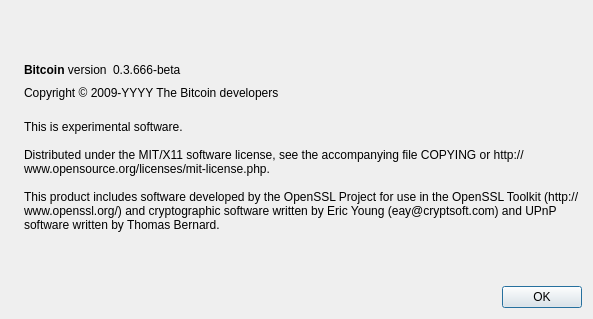
The window that src/qt/forms/aboutdialog.ui (domob1812/i0coin) describes before a commit, drawn with Qt 5.
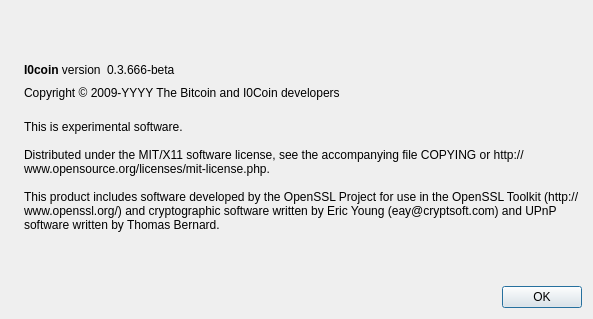
The same window after the commit. Icons and pictures are not drawn.

Commit message: more changes from Bitcoin -> I0coin

The edit to the form file:
```diff
--- a/src/qt/forms/aboutdialog.ui
+++ b/src/qt/forms/aboutdialog.ui
@@ -50,7 +50,7 @@
           <cursorShape>IBeamCursor</cursorShape>
          </property>
          <property name="text">
-          <string>&lt;b&gt;Bitcoin&lt;/b&gt; version</string>
+          <string>&lt;b&gt;I0coin&lt;/b&gt; version</string>
          </property>
          <property name="textInteractionFlags">
           <set>Qt::LinksAccessibleByMouse|Qt::TextSelectableByKeyboard|Qt::TextSelectableByMouse</set>
@@ -91,7 +91,7 @@
         <cursorShape>IBeamCursor</cursorShape>
        </property>
        <property name="text">
-        <string notr="true">Copyright &amp;copy; 2009-YYYY The Bitcoin developers</string>
+        <string notr="true">Copyright &amp;copy; 2009-YYYY The Bitcoin and I0Coin developers</string>
        </property>
        <property name="textFormat">
         <enum>Qt::RichText</enum>
```
Left out of the diff: 2 changed lines with no effect on the pictures. The commit also changes 15 other files.
